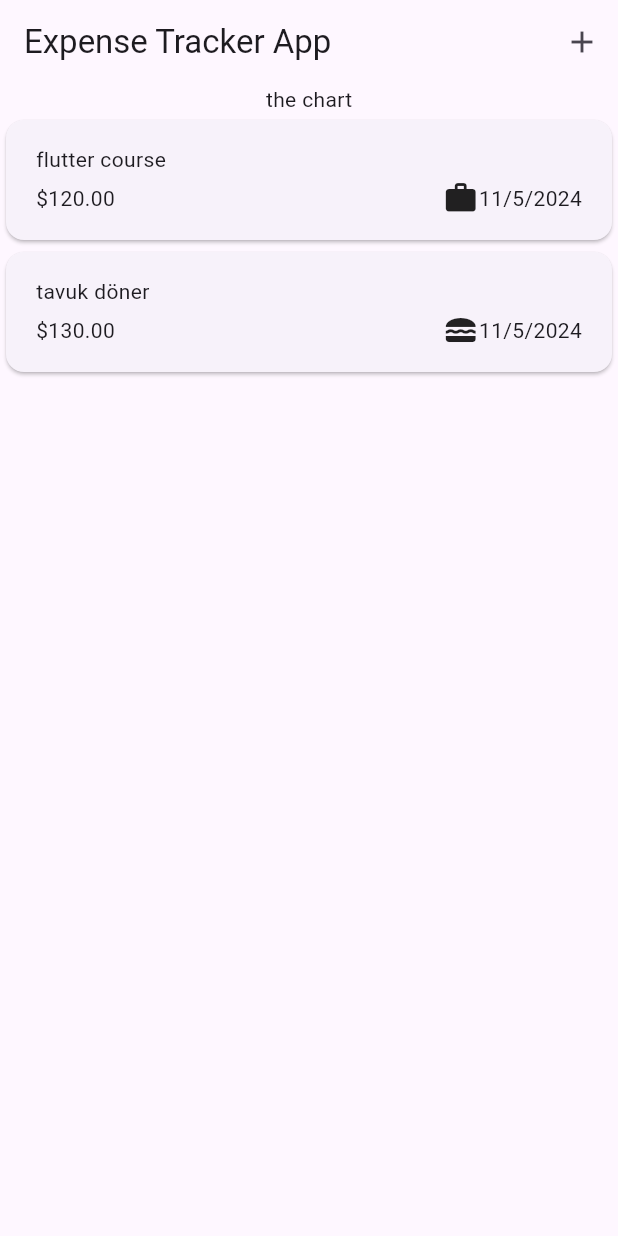
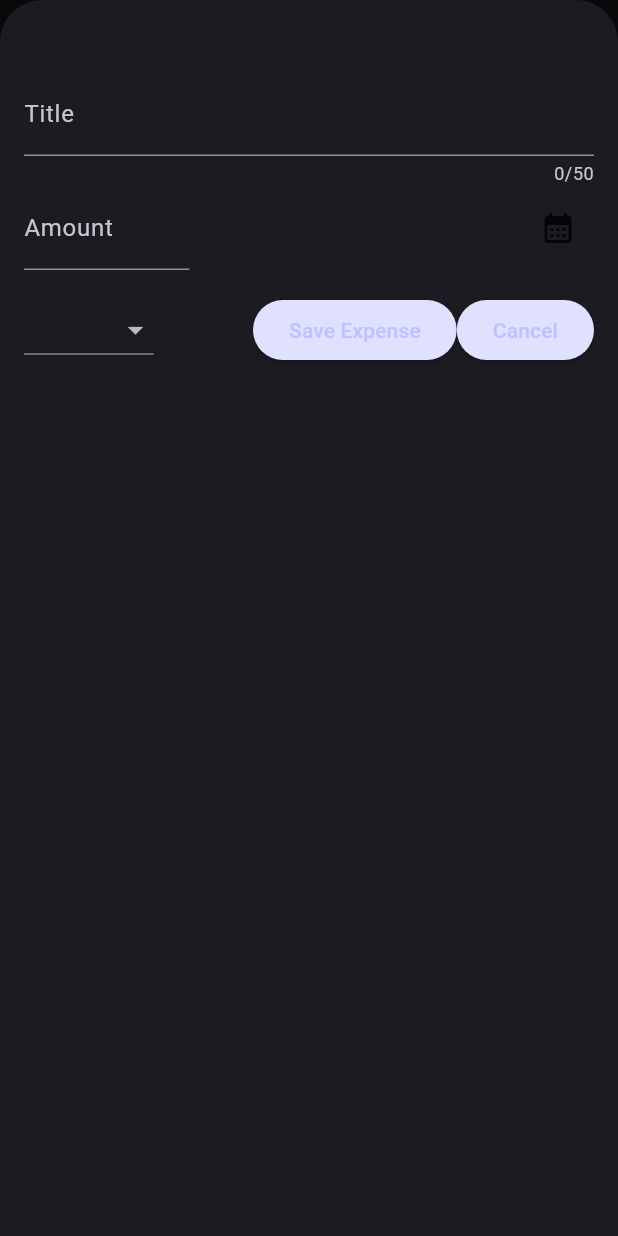
Before and after one commit to erolegerkan/flutter_expense_tracker_app, a Flutter app: the screen it shows after launch, after a tap on the "add" icon, on a phone screen of 412 x 824 dp. Run offline on Flutter 3.47's test engine with Material 3 defaults, Android fonts, the phone set to English and light mode, and no system bars.

Commit message:
Third version - Validations,Saving new record,Dismissible widget, SnackBar, Theme update still in progress

```diff
--- a/lib/expenses_list.dart
+++ b/lib/expenses_list.dart
@@ -3,16 +3,26 @@ import 'package:expense_tracker_app/widgets/expenses_list/expense_item.dart';
 import 'package:flutter/material.dart';
 
 class ExpensesList extends StatelessWidget {
-  const ExpensesList({super.key, required this.expenses});
+  const ExpensesList({super.key, required this.expenses,required this.deleteExpense});
 
   final List<Expense> expenses;
+  final void Function(Expense expense) deleteExpense;
 
   @override
   Widget build(context) {
     // .builder constructor function is important to note, it creates list items when the items gonna be visible.
     return ListView.builder(
       itemCount: expenses.length,
-      itemBuilder: (context, index) => ExpenseItem(expenses[index]),
+      itemBuilder: (context, index) => Dismissible(
+        background: Container(
+          color: Theme.of(context).colorScheme.error.withOpacity(0.75)
+        ),
+        onDismissed: (direction){
+          deleteExpense(expenses[index]);
+        },
+        key: ValueKey(expenses[index]),
+        child: ExpenseItem(expenses[index]),
+      ),
     );
   }
 }
--- a/lib/main.dart
+++ b/lib/main.dart
@@ -1,11 +1,49 @@
 import 'package:expense_tracker_app/widgets/expenses.dart';
 import 'package:flutter/material.dart';
 
+var kColorScheme =
+    ColorScheme.fromSeed(seedColor: const Color.fromARGB(255, 13, 214, 201));
+
+var kDarkColorScheme = ColorScheme.fromSeed(
+  brightness: Brightness.dark,
+  seedColor: const Color.fromARGB(255, 0, 8, 255),
+);
+
 void main() {
   runApp(
-    const MaterialApp(
+    MaterialApp(
       debugShowCheckedModeBanner: false,
-      home: Expenses(),
+      darkTheme: ThemeData().copyWith(
+        colorScheme: kDarkColorScheme,
+        cardTheme: const CardTheme().copyWith(
+          color: kDarkColorScheme.secondaryContainer,
+          margin: const EdgeInsets.all(14),
+        ),
+        elevatedButtonTheme: ElevatedButtonThemeData(
+          style: ElevatedButton.styleFrom(
+            backgroundColor: kDarkColorScheme.onPrimaryContainer,
+          ),
+        ),
+      ),
+      theme: ThemeData().copyWith(
+        colorScheme: kColorScheme,
+        appBarTheme: const AppBarTheme().copyWith(
+          backgroundColor: kColorScheme.onPrimaryContainer,
+          foregroundColor: kColorScheme.primaryContainer,
+        ),
+        cardTheme: const CardTheme().copyWith(
+          color: kColorScheme.secondaryContainer,
+          margin: const EdgeInsets.all(14),
+        ),
+        elevatedButtonTheme: ElevatedButtonThemeData(
+          style: ElevatedButton.styleFrom(
+            backgroundColor: kColorScheme.primaryContainer,
+          ),
+        ),
+      ),
+      //themeMode: ThemeMode.system, //default
+      themeMode: ThemeMode.dark,
+      home: const Expenses(),
     ),
   );
 }
--- a/lib/models/expense.dart
+++ b/lib/models/expense.dart
@@ -32,3 +32,24 @@ class Expense {
     return formatter.format(date);
   }
 }
+
+class ExpenseBucket {
+  const ExpenseBucket({required this.category, required this.expenses});
+  ExpenseBucket.forCategory(List<Expense> allExpenses, this.category)
+      : expenses = allExpenses
+            .where(
+              (expense) => (expense.category == category) ? true : false,
+            )
+            .toList();
+
+  final Category category;
+  final List<Expense> expenses;
+
+  double get totalExpenses {
+    double sum = 0;
+    for (var expense in expenses) {
+      sum += expense.amount;
+    }
+    return sum;
+  }
+}
--- a/lib/widgets/expenses.dart
+++ b/lib/widgets/expenses.dart
@@ -1,5 +1,6 @@
 import 'package:expense_tracker_app/expenses_list.dart';
 import 'package:expense_tracker_app/models/expense.dart';
+import 'package:expense_tracker_app/widgets/new_expense.dart';
 import 'package:flutter/material.dart';
 
 class Expenses extends StatefulWidget {
@@ -10,37 +11,76 @@ class Expenses extends StatefulWidget {
 }
 
 class _ExpensesState extends State<Expenses> {
-  final List<Expense> _registeredExpenses = [
-    Expense(
-      title: 'flutter course',
-      amount: 120,
-      date: DateTime.now(),
-      category: Category.work,
+  //when you are in a class that extends state flutter automatically adds a context property to your class.
+  // this context value holds an information about this expenses widget an also hold the place of the class in the widget tree.
+  final List<Expense> _registeredExpenses = [];
+
+  void _addExpenses(Expense expense) {
+    setState(() {
+      _registeredExpenses.add(expense);
+    });
+  }
+
+  void _removeExpenses(Expense expense) {
+    final expenseIndex = _registeredExpenses.indexOf(expense);
+
+    setState(() {
+      _registeredExpenses.remove(expense);
+    });
+    ScaffoldMessenger.of(context).clearSnackBars();
+    ScaffoldMessenger.of(context).showSnackBar(
+      SnackBar(
+        duration: const Duration(seconds: 3),
+        content: const Text('Expense deleted.'),
+        action: SnackBarAction(label: 'Undo', onPressed: (){
+          setState(() {
+            _registeredExpenses.insert(expenseIndex, expense);
+          });
+        }),
       ),
-    Expense(
-      title: 'tavuk döner',
-      amount: 130,
-      date: DateTime.now(),
-      category: Category.food,
-    )
-  ];
+    );
+  }
+
+  void _openAddExpenseOverlay() {
+    //builder needs a function
+    showModalBottomSheet(
+      isScrollControlled: true,
+      context: context,
+      builder: (ctx) => NewExpense(onAddExpense: _addExpenses),
+    );
+  }
 
   @override
   Widget build(BuildContext context) {
+    Widget mainContent = const Center(
+        child: Text(
+      'No expenses found,\nstart adding some!',
+      style: TextStyle(fontSize: 30),
+    ));
     // wrap inner column with expanded widget
     return Scaffold(
         appBar: AppBar(
+          automaticallyImplyLeading: false,
           title: const Text('Expense Tracker App'),
-        actions: [IconButton(onPressed: () {}, icon: const Icon(Icons.add))],
+          actions: [
+            IconButton(
+              onPressed: _openAddExpenseOverlay,
+              icon: const Icon(Icons.add),
             ),
-      body: Column(
+          ],
+        ),
+        body: (_registeredExpenses.isNotEmpty)
+            ? Column(
                 children: [
                   const Text('the chart'),
                   Expanded(
-            child: ExpensesList(expenses: _registeredExpenses),
+                    child: ExpensesList(
+                      expenses: _registeredExpenses,
+                      deleteExpense: _removeExpenses,
+                    ),
                   )
                 ],
-      ),
-    );
+              )
+            : mainContent);
   }
 }
--- /dev/null
+++ b/lib/widgets/new_expense.dart
@@ -0,0 +1,158 @@
+import 'package:expense_tracker_app/models/expense.dart';
+import 'package:flutter/material.dart';
+import 'package:intl/intl.dart';
+
+final formatter = DateFormat.yMd();
+
+class NewExpense extends StatefulWidget {
+  const NewExpense({super.key, required this.onAddExpense});
+
+  final void Function(Expense expense) onAddExpense;
+
+  @override
+  State<NewExpense> createState() {
+    return _NewExpenseState();
+  }
+}
+
+class _NewExpenseState extends State<NewExpense> {
+  final _titleController = TextEditingController();
+  final _amountController = TextEditingController();
+  DateTime? _selectedDate;
+  Category _selectedCategory = Category.leisure;
+
+  //when using TextEditingController don't forget to add dispose, for end up to its lifecycle
+  //only state classes can implement this method
+
+  //Validations
+  void _submitExpenseData() {
+    final enteredAmount = double.tryParse(_amountController.text);
+    final amountIsInvalid = (enteredAmount == null) || (enteredAmount <= 0);
+    if (_titleController.text.trim().isEmpty ||
+        amountIsInvalid ||
+        _selectedDate == null) {
+      showDialog(
+        context: context,
+        builder: (ctx) => AlertDialog(
+          title: const Text('Invalid Input'),
+          content:
+              const Text('Entered data for title, amount and date is invalid.'),
+          actions: [
+            TextButton(
+                onPressed: () {
+                  Navigator.pop(ctx);
+                },
+                child: const Text('OK'))
+          ],
+        ),
+      );
+    }
+    widget.onAddExpense(
+      Expense(
+          title: _titleController.text,
+          amount: enteredAmount!,
+          date: _selectedDate!,
+          category: _selectedCategory),
+    );
+    Navigator.pop(context);
+  }
+
+  void _presentDatePicker() async {
+    //you can't use async-await in build method but you can use them for future value
+    final now = DateTime.now();
+    final firstDate = DateTime(now.year - 1, now.month, now.day);
+    final pickedDate = await showDatePicker(
+      //future object - we want to get some value in the future
+      context: context,
+      firstDate: firstDate,
+      lastDate: now,
+    );
+    //once value is available we can reach it inside of a .then((value){}) function
+    //or we can store it in a variable with setState and then we can use that variable inside of a build function
+    setState(() {
+      _selectedDate = pickedDate;
+    });
+  }
+
+  @override
+  void dispose() {
+    _amountController.dispose();
+    _titleController.dispose();
+    super.dispose();
+  }
+
+  @override
+  Widget build(BuildContext context) {
+    return Padding(
+      padding: const EdgeInsets.fromLTRB(16,48,16,16),
+      child: Column(
+        children: [
+          TextField(
+            controller: _titleController,
+            maxLength: 50,
+            decoration: const InputDecoration(
+              label: Text('Title'),
+            ),
+          ),
+          Row(
+            mainAxisAlignment: MainAxisAlignment.end,
+            children: [
+              Expanded(
+                child: TextField(
+                  keyboardType: const TextInputType.numberWithOptions(),
+                  controller: _amountController,
+                  decoration: const InputDecoration(
+                    prefixText: '\$ ',
+                    label: Text('Amount'),
+                  ),
+                ),
+              ),
+              const Spacer(),
+              Text((_selectedDate == null)
+                  ? 'No Date Selected'
+                  : formatter.format(_selectedDate!).toString()),
+              IconButton(
+                onPressed: _presentDatePicker,
+                icon: const Icon(Icons.calendar_month),
+              )
+            ],
+          ),
+          const SizedBox(height: 16),
+          Row(
+            children: [
+              DropdownButton(
+                value: _selectedCategory,
+                items: Category.values
+                    .map((category) => DropdownMenuItem(
+                          value: category,
+                          child: Text(category.name.toUpperCase()),
+                        ))
+                    .toList(), //Don't forget to use toList() when using map function and want to return list
+                onChanged: (value) {
+                  if (value == null) {
+                    // is value null check
+                    return; // a return statement is always the last code that will be executed
+                  }
+                  setState(() {
+                    _selectedCategory = value;
+                  });
+                },
+              ),
+              const Spacer(),
+              ElevatedButton(
+                onPressed: _submitExpenseData,
+                child: const Text('Save Expense'),
+              ),
+              ElevatedButton(
+                onPressed: () {
+                  Navigator.pop(context);
+                },
+                child: const Text('Cancel'),
+              ),
+            ],
+          ),
+        ],
+      ),
+    );
+  }
+}
```
Lines whose indentation alone changed are shown as unchanged.
